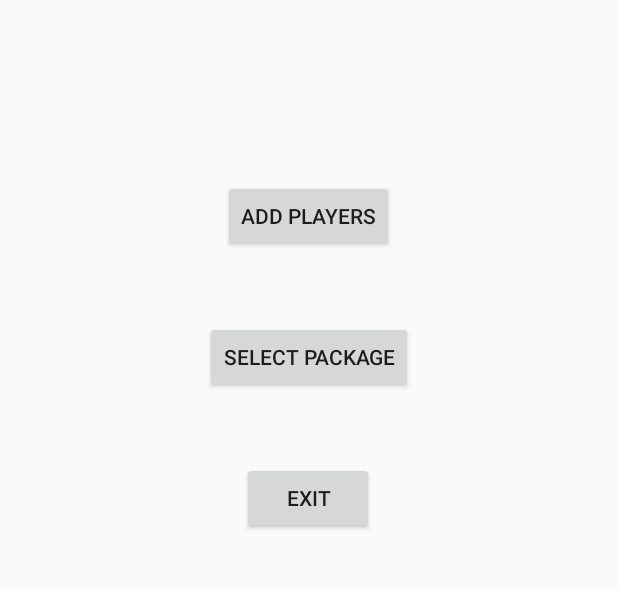
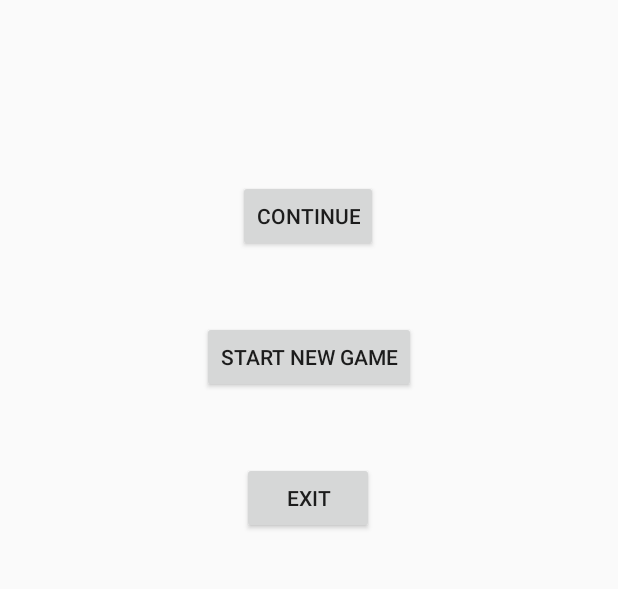
Before and after one commit to tsvan/TruthOrDare, an Android app: the screen it shows after launch (MainActivity), on a phone screen of 412 x 824 dp, the part 344-933 px from its top. Run offline under Robolectric (Android 15) with nearby library versions, the phone set to English and light mode, and no system bars.

Commit message:
main menu and add players dialog

```diff
--- a/app/src/main/res/layout/activity_main.xml
+++ b/app/src/main/res/layout/activity_main.xml
@@ -18,24 +18,24 @@
         app:layout_constraintVertical_bias="0.206" />
 
     <Button
-        android:id="@+id/addPlayers"
+        android:id="@+id/continueGame"
         android:layout_width="wrap_content"
         android:layout_height="wrap_content"
         android:layout_marginTop="120dp"
-        android:text="@string/addPlayers"
+        android:text="@string/continueGame"
         app:layout_constraintEnd_toEndOf="parent"
         app:layout_constraintHorizontal_bias="0.498"
         app:layout_constraintStart_toStartOf="parent"
         app:layout_constraintTop_toBottomOf="@+id/textView" />
     <Button
-        android:id="@+id/selectPackage"
+        android:id="@+id/newGame"
         android:layout_width="wrap_content"
         android:layout_height="wrap_content"
-        android:text="@string/selectPackage"
+        android:text="@string/newGame"
         app:layout_constraintBottom_toTopOf="@+id/exit"
         app:layout_constraintEnd_toEndOf="parent"
         app:layout_constraintStart_toStartOf="parent"
-        app:layout_constraintTop_toBottomOf="@+id/addPlayers" />
+        app:layout_constraintTop_toBottomOf="@+id/continueGame" />
 
     <Button
         android:id="@+id/exit"
@@ -47,7 +47,7 @@
         app:layout_constraintEnd_toEndOf="parent"
         app:layout_constraintHorizontal_bias="0.498"
         app:layout_constraintStart_toStartOf="parent"
-        app:layout_constraintTop_toBottomOf="@+id/addPlayers"
+        app:layout_constraintTop_toBottomOf="@+id/continueGame"
         app:layout_constraintVertical_bias="0.0" />
 
 
--- a/app/src/main/res/values/strings.xml
+++ b/app/src/main/res/values/strings.xml
@@ -2,6 +2,7 @@
     <string name="app_name">TruthOrDare</string>
     <string name="truth_or_dare">Truth or dare</string>
     <string name="exit">Exit</string>
-    <string name="addPlayers">add Players</string>
-    <string name="selectPackage">select package</string>
+    <string name="continueGame">Continue</string>
+    <string name="newGame">Start new game</string>
+    <string name="enter_player_name">Enter player name</string>
 </resources>
```
Also changed, not shown: app/src/main/java/tsvan/com/MainActivity.kt (+35 -1 lines), app/src/main/res/layout/add_players_dialog.xml (added, +13 -0 lines).
